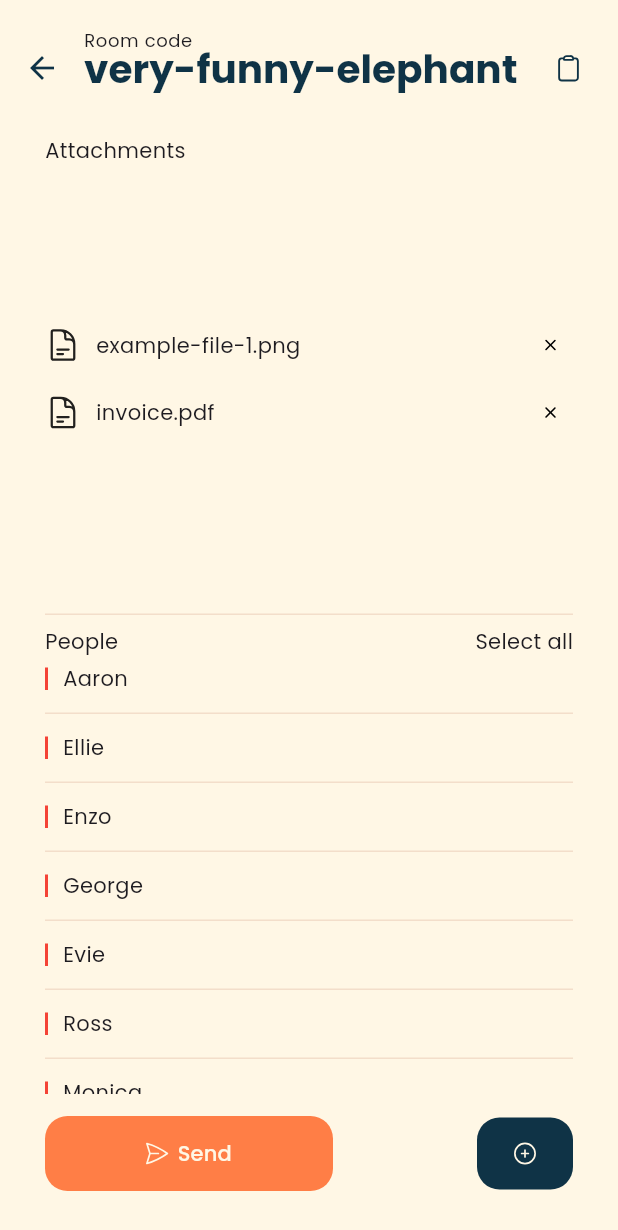
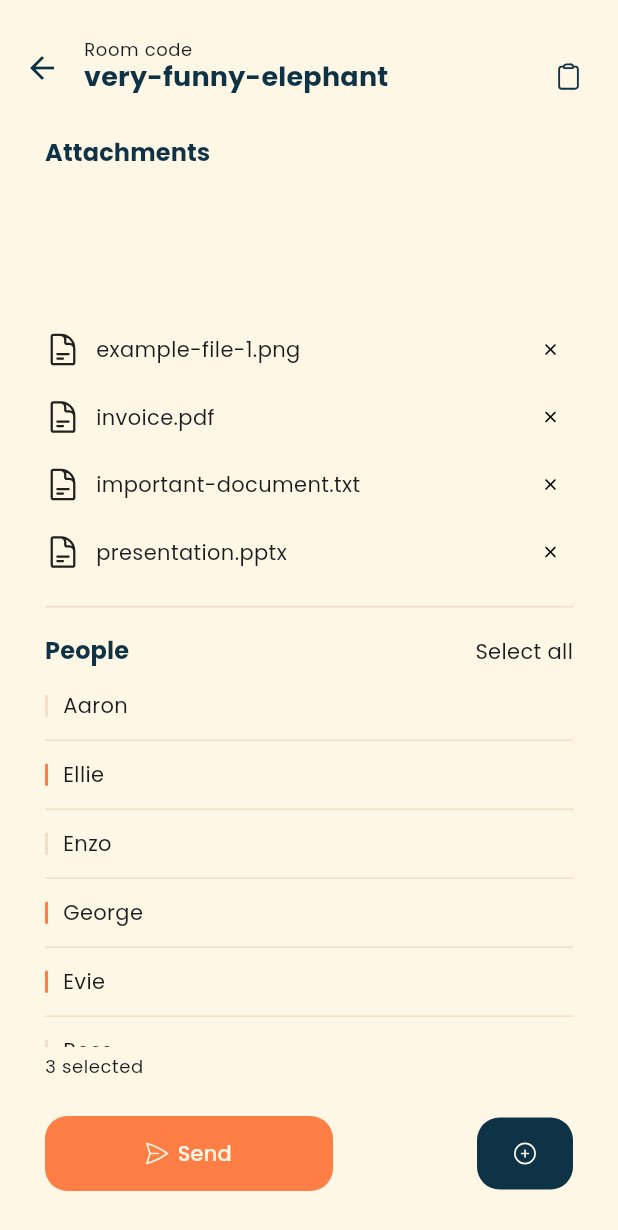
Before and after one commit to jacob-horton/file_transfer_app, a Flutter app: the screen it shows after launch, after a tap on "Join", on a phone screen of 412 x 824 dp. Shown: the top 1230 px of the screen. Run offline on Flutter 3.47's test engine with Material 3 defaults, Android fonts, the light colour scheme and no system bars; our stand-ins replace google_fonts, heroicons, image_picker, shared_preferences; missing offline and left inert: flutter_webrtc; network calls fail.

Commit message:
improve room screen

```diff
--- a/app/lib/main.dart
+++ b/app/lib/main.dart
@@ -38,11 +38,15 @@ class FileShareApp extends StatelessWidget {
       ).copyWith(
         titleLarge: GoogleFonts.poppins(
           fontWeight: FontWeight.w700,
-          fontSize: 26.0,
+          fontSize: 28.0,
         ),
         titleMedium: GoogleFonts.poppins(
           fontWeight: FontWeight.w700,
           fontSize: 18.0,
+        ),
+        titleSmall: GoogleFonts.poppins(
+          fontWeight: FontWeight.w700,
+          fontSize: 16.0,
         ),
         bodyLarge: GoogleFonts.poppins(
           fontWeight: FontWeight.w700,
--- a/app/lib/screens/room_screen.dart
+++ b/app/lib/screens/room_screen.dart
@@ -24,7 +24,13 @@ class _RoomScreenState extends State<RoomScreen> {
   String roomCode = "very-funny-elephant";
 
   List<String> imagePaths = [];
-  List<String> filePaths = ['example-file-1.png', 'invoice.pdf'];
+  List<String> filePaths = [
+    'example-file-1.png',
+    'invoice.pdf',
+    'important-document.txt',
+    'presentation.pptx',
+    'another-file.xlsx',
+  ];
   List<String> people = [
     'Aaron',
     'Ellie',
@@ -66,15 +72,17 @@ class _RoomScreenState extends State<RoomScreen> {
           mainAxisAlignment: MainAxisAlignment.start,
           crossAxisAlignment: CrossAxisAlignment.start,
           children: [
+            const SizedBox(height: 12.0), // Hack to get alignment better
             Text(
               "Room code",
+              // Hack to remove spacing between this and the title
               style:
-                  Theme.of(context).textTheme.bodySmall!.copyWith(height: 0.1),
+                  Theme.of(context).textTheme.bodySmall!.copyWith(height: 0.01),
             ),
             Row(
               mainAxisAlignment: MainAxisAlignment.spaceBetween,
               children: [
-                Text(roomCode),
+                Text(roomCode, style: Theme.of(context).textTheme.titleMedium),
                 Padding(
                   padding: const EdgeInsets.only(right: 15.0),
                   child: IconButton(
@@ -106,9 +114,14 @@ class _RoomScreenState extends State<RoomScreen> {
                   filePaths: filePaths,
                 ),
               ),
-              Divider(color: Theme.of(context).colorScheme.secondary),
-              Expanded(child: People(people: people)),
-              const SizedBox(height: 15.0),
+              Padding(
+                padding: const EdgeInsets.symmetric(vertical: 10.0),
+                child: Divider(color: Theme.of(context).colorScheme.secondary),
+              ),
+              Expanded(
+                child: People(people: people, selected: const [1, 3, 4]),
+              ),
+              const SizedBox(height: 25.0),
               Row(
                 mainAxisAlignment: MainAxisAlignment.spaceBetween,
                 children: [
--- a/app/lib/widgets/attachments.dart
+++ b/app/lib/widgets/attachments.dart
@@ -24,7 +24,7 @@ class _AttachmentsState extends State<Attachments> {
     return Column(
       crossAxisAlignment: CrossAxisAlignment.start,
       children: [
-        const Text("Attachments"),
+        Text("Attachments", style: Theme.of(context).textTheme.titleSmall),
         SizedBox(
           height: 80,
           // TODO: not working
@@ -65,13 +65,12 @@ class _AttachmentsState extends State<Attachments> {
                       icon: const HeroIcon(
                         HeroIcons.xMark,
                         style: HeroIconStyle.mini,
+                        size: 14,
                       ),
                       style: IconButton.styleFrom(
-                        iconSize: 14,
                         minimumSize: Size.zero,
                         tapTargetSize: MaterialTapTargetSize.shrinkWrap,
                       ),
-                      iconSize: 20,
                       onPressed: () {},
                     ),
                   ],
--- a/app/lib/widgets/people.dart
+++ b/app/lib/widgets/people.dart
@@ -3,10 +3,12 @@ import 'package:flutter/material.dart';
 
 class People extends StatefulWidget {
   final List<String> people;
+  final List<int> selected;
 
   const People({
     super.key,
     required this.people,
+    required this.selected,
   });
 
   @override
@@ -19,13 +21,14 @@ class _PeopleState extends State<People> {
     return Column(
       crossAxisAlignment: CrossAxisAlignment.start,
       children: [
-        const Row(
+        Row(
           mainAxisAlignment: MainAxisAlignment.spaceBetween,
           children: [
-            Text("People"),
-            Text("Select all"),
+            Text("People", style: Theme.of(context).textTheme.titleSmall),
+            const Text("Select all"),
           ],
         ),
+        const SizedBox(height: 10.0),
         Expanded(
           child: CupertinoScrollbar(
             child: ListView.separated(
@@ -40,7 +43,12 @@ class _PeopleState extends State<People> {
                         Container(
                           width: 2,
                           height: 15,
-                          color: Colors.red,
+                          decoration: BoxDecoration(
+                            borderRadius: BorderRadius.circular(10000),
+                            color: widget.selected.contains(i)
+                                ? Theme.of(context).colorScheme.tertiary
+                                : Theme.of(context).colorScheme.secondary,
+                          ),
                         ),
                         const SizedBox(width: 10.0),
                         Text(widget.people[i]),
@@ -57,6 +65,11 @@ class _PeopleState extends State<People> {
             ),
           ),
         ),
+        const SizedBox(height: 5.0),
+        Text(
+          "${widget.selected.length} selected",
+          style: Theme.of(context).textTheme.bodySmall,
+        ),
       ],
     );
   }
--- a/app/pubspec.yaml
+++ b/app/pubspec.yaml
@@ -42,6 +42,7 @@ dependencies:
   heroicons: ^0.10.0
   shared_preferences: ^2.2.3
   image_picker: ^1.1.2
+  extended_image: ^8.2.1
 
 dev_dependencies:
   flutter_test:
```
Also changed, not shown: app/pubspec.lock.
